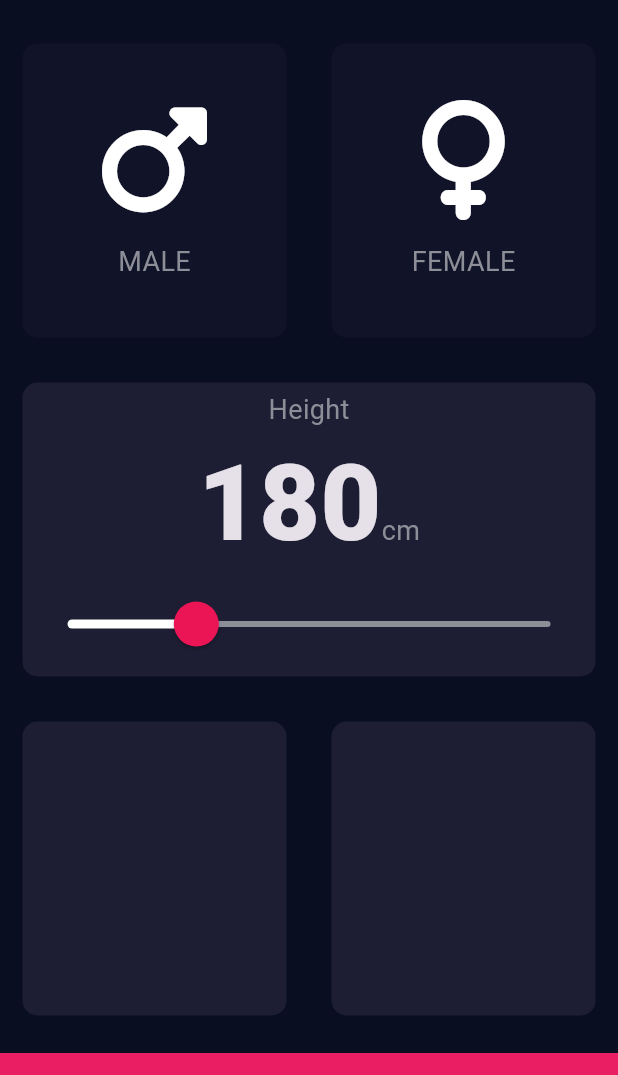
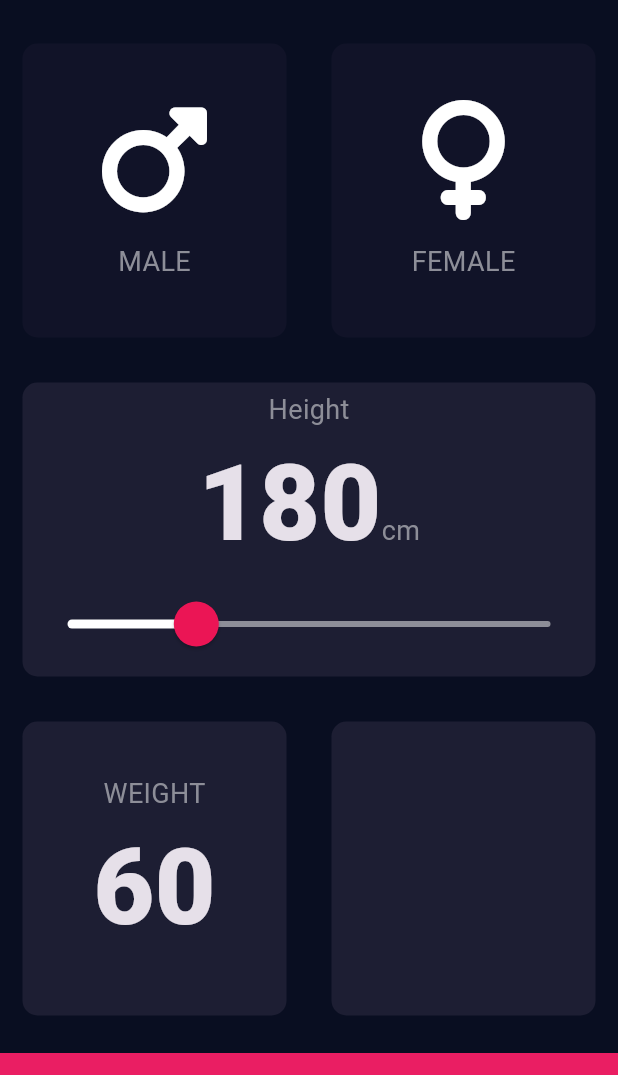
Before and after one commit to Oyebliss/BMI-Calculator-demo, a Flutter app: the screen it shows after launch, on a phone screen of 412 x 824 dp, the part 63-1138 px from its top. Run offline on Flutter 3.47's test engine with Material 3 defaults, Android fonts, the phone set to English and light mode, and no system bars; our stand-ins replace font_awesome_flutter.

Commit message:
Added a text to the third expanded widget

```diff
--- a/lib/pages/input_page.dart
+++ b/lib/pages/input_page.dart
@@ -20,6 +20,7 @@ class InputPage extends StatefulWidget {
 
 class _InputPageState extends State<InputPage> {
   int height = 180;
+  int weight = 60;
   GenderType? selectedGender;
 
   @override
@@ -127,16 +128,28 @@ class _InputPageState extends State<InputPage> {
               ),
             ),
           ),
-          const Expanded(
+          Expanded(
             child: Row(
               children: [
                 Expanded(
                   child: ReusedCard(
-                    cardChild: Column(),
+                    cardChild: Column(
+                      mainAxisAlignment: MainAxisAlignment.center,
+                      children: [
+                        const Text(
+                          'WEIGHT',
+                          style: kLabelTextStyle,
+                        ),
+                        Text(
+                          weight.toString(),
+                          style: kLargeLabel,
+                        ),
+                      ],
+                    ),
                     colour: kActiveColor,
                   ),
                 ),
-                Expanded(
+                const Expanded(
                   child: ReusedCard(
                     cardChild: Column(),
                     colour: kActiveColor,
```
